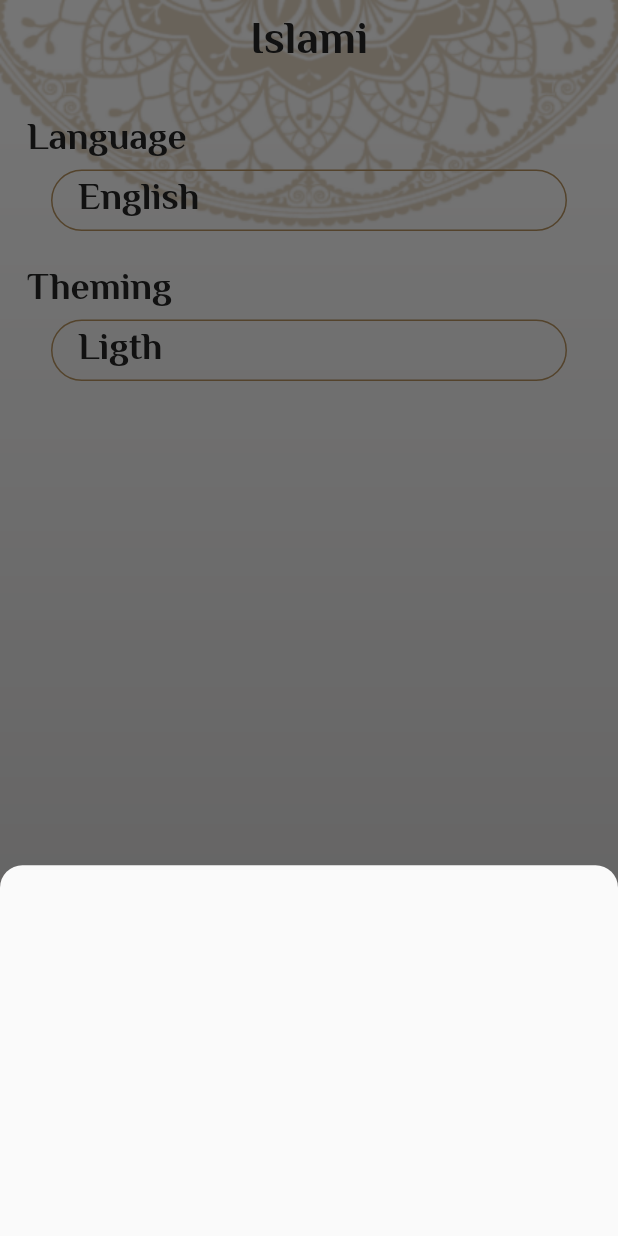
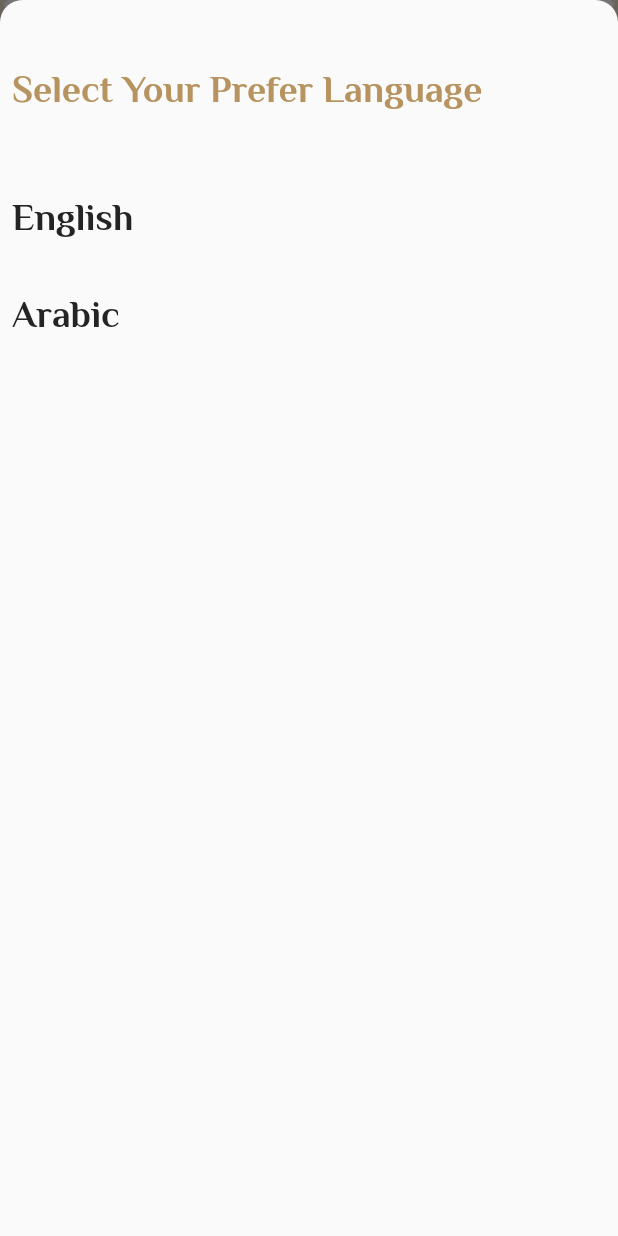
Before and after one commit to ahmedkhaled130/islami_app, a Flutter app: the screen it shows after launch, item 5 of the bottom bar chosen, after a tap on "English", on a phone screen of 412 x 824 dp. Run offline on Flutter 3.47's test engine with Material 2 defaults, Android fonts, the phone set to English and light mode, and no system bars; our stand-ins replace google_fonts, shared_preferences; generated files the repository leaves out were written again.

Commit message:
Finish Sebha project

```diff
--- /dev/null
+++ b/lib/button_sheets/language_button_sheet.dart
@@ -0,0 +1,43 @@
+ import 'package:flutter/material.dart';
+ import 'package:islamic_app/myThemeData.dart';
+
+ class LanguageButtonSheet extends StatelessWidget {
+
+   @override
+   Widget build(BuildContext context) {
+     return Padding(
+       padding: const EdgeInsets.only(top: 35),
+       child: Column(
+ crossAxisAlignment: CrossAxisAlignment.start,
+         children: [
+           Padding(
+             padding: const EdgeInsets.all(8.0),
+             child: Row(
+               children: [
+                 Text("Select Your Prefer Language",style: Theme.of(context).textTheme.bodyMedium?.copyWith(color: MyThemeData.PrimaryColor),),
+               ],
+             ),
+           ),
+           SizedBox(height: 30,),
+           Padding(
+             padding: const EdgeInsets.all(8.0),
+             child: Row(
+               children: [
+                 Text("English",style: Theme.of(context).textTheme.bodyMedium?.copyWith(color: MyThemeData.blackColor),),
+               ],
+             ),
+           ),
+           SizedBox(height: 10,),
+           Padding(
+             padding: const EdgeInsets.all(8.0),
+             child: Row(
+               children: [
+                 Text("Arabic",style: Theme.of(context).textTheme.bodyMedium?.copyWith(color: MyThemeData.blackColor)),
+               ],
+             ),
+           ),
+         ],
+       ),
+     );
+   }
+ }
--- a/lib/main.dart
+++ b/lib/main.dart
@@ -7,11 +7,13 @@ import 'package:flutter_localizations/flutter_localizations.dart';
 import 'package:flutter_gen/gen_l10n/app_localizations.dart';
 import 'package:islamic_app/tabs/hadeth_details.dart';
 import 'package:islamic_app/tabs/sura_details.dart';
+import 'package:shared_preferences/shared_preferences.dart';
 void main() {
   runApp(const MyApp());
 }
 
 class MyApp extends StatelessWidget {
+
   const MyApp({super.key});
 
   // This widget is the root of your application.
@@ -22,6 +24,7 @@ class MyApp extends StatelessWidget {
       supportedLocales: AppLocalizations.supportedLocales,
       debugShowCheckedModeBanner: false,
       initialRoute: HomeScreen.routeName,
+
       routes: {
         HomeScreen.routeName: (context) => HomeScreen(),
         SuraDetailsScreen.routeName: (context) => SuraDetailsScreen(),
@@ -31,4 +34,5 @@ class MyApp extends StatelessWidget {
       darkTheme:MyThemeData.darkTheme,
     );
   }
+
 }
--- a/lib/tabs/sebha_tab.dart
+++ b/lib/tabs/sebha_tab.dart
@@ -27,6 +27,7 @@ class _SebhaTabState extends State<SebhaTab> {
             children: [
               Column(
                 children: [
+
 
                   Padding(
                     padding: const EdgeInsets.only(left: 45),
@@ -124,4 +125,5 @@ class _SebhaTabState extends State<SebhaTab> {
       });
 
   }}
+
 }
--- a/lib/tabs/settings_tab.dart
+++ b/lib/tabs/settings_tab.dart
@@ -1,4 +1,5 @@
 import 'package:flutter/material.dart';
+import 'package:islamic_app/button_sheets/language_button_sheet.dart';
 import 'package:islamic_app/myThemeData.dart';
 
 class SettingTab extends StatefulWidget {
@@ -60,6 +61,7 @@ class _SettingTabState extends State<SettingTab> {
   showLanguageButtonSheet(){
 
     showModalBottomSheet(context: context,
+
       isScrollControlled: true,
       shape: OutlineInputBorder(
         borderSide: BorderSide(
@@ -67,9 +69,8 @@ class _SettingTabState extends State<SettingTab> {
         ),
         borderRadius: BorderRadius.only(topLeft: Radius.circular(15),topRight: Radius.circular(15))
       ),
-      builder: (context) => Container(
-        height: MediaQuery.of(context).size.height*0.3,
-    ),);
+      builder: (context) => LanguageButtonSheet(),
+    );
   }
   showThemingButtonSheet(){
 
--- a/pubspec.yaml
+++ b/pubspec.yaml
@@ -28,9 +28,10 @@ environment:
 # the latest version available on pub.dev. To see which dependencies have newer
 # versions available, run `flutter pub outdated`.
 dependencies:
+
   flutter:
     sdk: flutter
-  shared_preferences: ^2.0.6
+  shared_preferences: ^2.2.1
 
 
   # The following adds the Cupertino Icons font to your application.
```
Also changed, not shown: lib/shared_perf.dart (added, +26 -0 lines).
